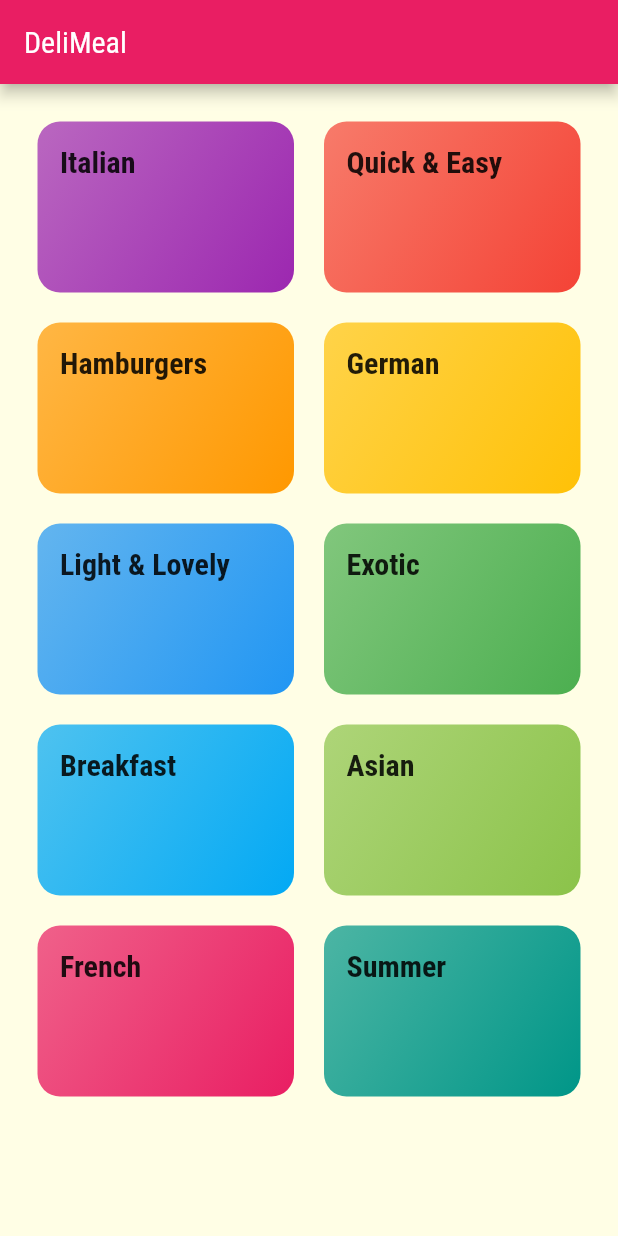
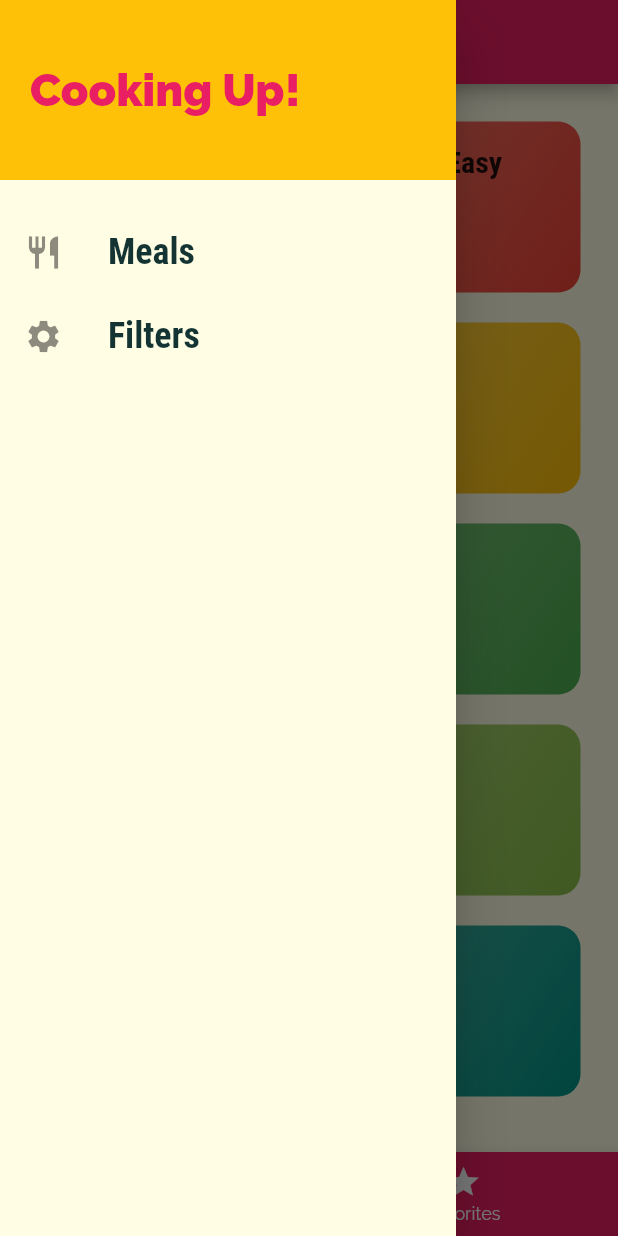
Before and after one commit to h-anjum/recipe_verse, a Flutter app: the screen it shows after launch, with the side drawer open (before the commit the screen has no drawer), on a phone screen of 412 x 824 dp. Run offline on Flutter 3.47's test engine with Material 2 defaults, Android fonts, the light colour scheme and no system bars.

Commit message:
Add Favorite screen,Navigation Bar and new features

```diff
--- a/lib/main.dart
+++ b/lib/main.dart
@@ -1,4 +1,5 @@
 import 'package:flutter/material.dart';
+import './screens/tabs_screen.dart';
 import './screens/meal_detail_screen.dart';
 import './screens/category_meals_screen.dart';
 import './screens/categories_screen.dart';
@@ -34,7 +35,7 @@
       // home: CategoriesScreen(),
       initialRoute: '/',
       routes: {
-        '/': (ctx) => CategoriesScreen(),
+        '/': (ctx) => TabsScreen(),
         CategoryMealsScreen.routeName: (ctx) => CategoryMealsScreen(),
         MealDetailScreen.routeName: (ctx) => MealDetailScreen(),
       },
--- a/lib/screens/categories_screen.dart
+++ b/lib/screens/categories_screen.dart
@@ -5,12 +5,7 @@
 class CategoriesScreen extends StatelessWidget {
   @override
   Widget build(BuildContext context) {
-    return Scaffold(
-      appBar: AppBar(
-        title: const Text('DeliMeal'),
-        backgroundColor: Colors.pink,
-      ),
-      body: GridView(
+    return GridView(
       padding: const EdgeInsets.all(25),
       children: DUMMY_CATEGORIES
           .map(
@@ -27,7 +22,6 @@
         crossAxisSpacing: 20,
         mainAxisSpacing: 20,
       ),
-      ),
     );
   }
 }
--- /dev/null
+++ b/lib/screens/favorites_screen.dart
@@ -0,0 +1,10 @@
+import 'package:flutter/material.dart';
+
+class FavoritesScreen extends StatelessWidget {
+  @override
+  Widget build(BuildContext context) {
+    return Center(
+      child: Text('Favorites'),
+    );
+  }
+}
--- /dev/null
+++ b/lib/screens/tabs_screen.dart
@@ -0,0 +1,88 @@
+import 'package:flutter/material.dart';
+import '../widgets/main_drawer.dart';
+import './categories_screen.dart';
+import './favorites_screen.dart';
+
+class TabsScreen extends StatefulWidget {
+  @override
+  State<TabsScreen> createState() => _TabsScreenState();
+}
+
+class _TabsScreenState extends State<TabsScreen> {
+  final List<Map<String, Object>> _pages = [
+    {'page': CategoriesScreen(), 'title': 'Categories'},
+    {'page': FavoritesScreen(), 'title': 'Your Favorite'},
+  ];
+  int _selectedPageIndex = 0;
+
+  void _selectPage(int index) {
+    setState(
+      () {
+        _selectedPageIndex = index;
+      },
+    );
+  }
+
+  @override
+  Widget build(BuildContext context) {
+    return Scaffold(
+      appBar: AppBar(
+        title: Text(_pages[_selectedPageIndex]['title'].toString()),
+        backgroundColor: Theme.of(context).primaryColor,
+      ),
+      drawer: MainDrawer(),
+      body: _pages[_selectedPageIndex]['page'] as Widget,
+      bottomNavigationBar: BottomNavigationBar(
+        onTap: _selectPage,
+        backgroundColor: Theme.of(context).primaryColor,
+        unselectedItemColor: Colors.white,
+        selectedItemColor: Colors.amber,
+        currentIndex: _selectedPageIndex,
+        type: BottomNavigationBarType.fixed,
+        items: [
+          BottomNavigationBarItem(
+            backgroundColor: Theme.of(context).primaryColor,
+            icon: Icon(Icons.category),
+            label: 'Categories',
+          ),
+          BottomNavigationBarItem(
+            backgroundColor: Theme.of(context).primaryColor,
+            icon: Icon(Icons.star),
+            label: 'Favorites',
+          ),
+        ],
+      ),
+    );
+  }
+}
+
+// for top Navigation Tabs
+// return DefaultTabController(
+//       length: 2,
+//       // initialIndex: 0,
+//       child: Scaffold(
+//         appBar: AppBar(
+//           title: Text('Meals'),
+//           bottom: TabBar(tabs: <Widget>[
+//             Tab(
+//               icon: Icon(
+//                 Icons.category,
+//               ),
+//               text: 'Categories',
+//             ),
+//             Tab(
+//               icon: Icon(
+//                 Icons.star,
+//               ),
+//               text: 'Favorites',
+//             ),
+//           ]),
+//         ),
+//         body: TabBarView(
+//           children: <Widget>[
+//             CategoriesScreen(),
+//             FavoritesScreen(),
+//           ],
+//         ),
+//       ),
+//     );
--- /dev/null
+++ b/lib/widgets/main_drawer.dart
@@ -0,0 +1,53 @@
+import 'package:flutter/material.dart';
+
+class MainDrawer extends StatelessWidget {
+  Widget buildListTie(String title, IconData icon) {
+    return ListTile(
+      leading: Icon(
+        icon,
+        size: 26,
+      ),
+      title: Text(
+        title,
+        style: TextStyle(
+          fontFamily: 'RobotoCondensed',
+          fontSize: 24,
+          fontWeight: FontWeight.bold,
+        ),
+      ),
+      onTap: () {
+        // ...
+      },
+    );
+  }
+
+  @override
+  Widget build(BuildContext context) {
+    return Drawer(
+      child: Column(
+        children: <Widget>[
+          Container(
+            height: 120,
+            width: double.infinity,
+            color: Colors.amber,
+            padding: EdgeInsets.all(20),
+            alignment: Alignment.centerLeft,
+            child: Text(
+              'Cooking Up!',
+              style: TextStyle(
+                fontWeight: FontWeight.w900,
+                fontSize: 30,
+                color: Theme.of(context).primaryColor,
+              ),
+            ),
+          ),
+          SizedBox(
+            height: 20,
+          ),
+          buildListTie('Meals', Icons.restaurant),
+          buildListTie('Filters', Icons.settings),
+        ],
+      ),
+    );
+  }
+}
```
Lines whose indentation alone changed are shown as unchanged.
